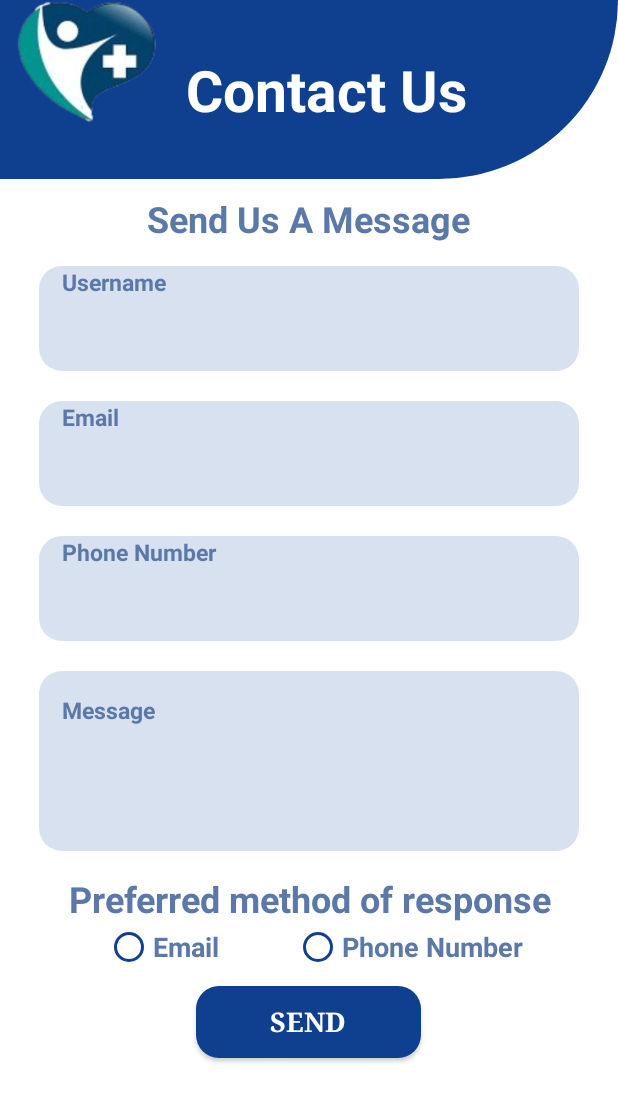
After one commit to amaamoun74/Android-Projects, an Android app: the layout contact_us.xml on its own in the app's theme, with its tools: preview values and no code run, on a phone screen of 412 x 824 dp. The commit adds this screen. Shown: the top 1102 px of the screen. Run offline under Robolectric (Android 15) with nearby library versions, the phone set to English and light mode, and no system bars.

Commit message:
6th commit by menna

```diff
--- a/app/src/main/AndroidManifest.xml
+++ b/app/src/main/AndroidManifest.xml
@@ -10,7 +10,7 @@
         android:theme="@style/Theme.AppCompat.NoActionBar">
 
         <activity
-            android:name=".userProfile"
+            android:name="UI.userProfile"
             android:exported="false" />
         <activity
             android:name="UI.user_Info"
--- /dev/null
+++ b/app/src/main/java/UI/ContactUs.java
@@ -0,0 +1,4 @@
+package UI;
+
+public class ContactUs {
+}
--- a/app/src/main/java/com/example/healthapp/userProfile.java
+++ b/app/src/main/java/UI/userProfile.java
@@ -1,8 +1,10 @@
-package com.example.healthapp;
+package UI;
 
 import androidx.appcompat.app.AppCompatActivity;
 
 import android.os.Bundle;
+
+import com.example.healthapp.R;
 
 public class userProfile extends AppCompatActivity {
 
--- /dev/null
+++ b/app/src/main/res/drawable/ic_baseline_send_24.xml
@@ -0,0 +1,6 @@
+<vector android:alpha="0.5" android:autoMirrored="true"
+    android:height="24dp" android:tint="#0F4090"
+    android:viewportHeight="24" android:viewportWidth="24"
+    android:width="24dp" xmlns:android="http://schemas.android.com/apk/res/android">
+    <path android:fillColor="@android:color/white" android:pathData="M2.01,21L23,12 2.01,3 2,10l15,2 -15,2z"/>
+</vector>
--- /dev/null
+++ b/app/src/main/res/layout/contact_us.xml
@@ -0,0 +1,157 @@
+<?xml version="1.0" encoding="utf-8"?>
+<LinearLayout xmlns:android="http://schemas.android.com/apk/res/android"
+    xmlns:tools="http://schemas.android.com/tools"
+    android:layout_width="match_parent"
+    android:layout_height="match_parent"
+    tools:context="UI.StartingApp"
+    android:background="#FFFFFF"
+    android:orientation="vertical">
+    <LinearLayout
+        android:layout_width="match_parent"
+        android:layout_height="wrap_content"
+        android:background="@drawable/shape"
+        android:orientation="horizontal">
+        <ImageView
+            android:layout_width="wrap_content"
+            android:layout_height="81dp"
+            android:layout_gravity=""
+            android:layout_marginTop="18dp"
+            android:layout_marginBottom="20dp"
+            android:contentDescription="TODO"
+            android:src="@drawable/logo1"
+            tools:ignore="ContentDescription,HardcodedText">
+        </ImageView>
+        <TextView
+            android:layout_width="wrap_content"
+            android:layout_height="wrap_content"
+            android:text="Contact Us"
+            android:textColor="#fff"
+            android:textSize="38sp"
+            android:textStyle="bold"
+            android:layout_gravity="center"
+            android:layout_marginTop="10dp"
+            android:layout_marginBottom="10dp"
+            android:layout_marginStart="10dp"
+            android:layout_marginEnd="10dp"
+            />
+    </LinearLayout>
+    <TextView
+        android:layout_width="wrap_content"
+        android:layout_height="wrap_content"
+        android:text="Send Us A Message"
+        android:textColor="#5A78A8"
+        android:textSize="24sp"
+        android:textStyle="bold"
+        android:layout_gravity="center"
+        android:layout_marginTop="10dp"
+        />
+
+    <LinearLayout
+        android:layout_width="match_parent"
+        android:layout_height="wrap_content"
+        android:layout_gravity="center"
+        android:orientation="vertical"
+        android:padding="5dp">
+
+        <TextView
+            android:layout_width="360dp"
+            android:layout_height="70dp"
+            android:layout_gravity="center_horizontal"
+            android:layout_margin="10dp"
+            android:background="@drawable/graybox"
+            android:gravity=""
+            android:paddingLeft="15dp"
+            android:text="Username"
+            android:textColor="#5A78A8"
+            android:textSize="15sp"
+            android:textStyle="bold"/>
+
+        <TextView
+            android:layout_width="360dp"
+            android:layout_height="70dp"
+            android:layout_gravity="center_horizontal"
+            android:layout_margin="10dp"
+            android:background="@drawable/graybox"
+            android:gravity=""
+            android:paddingLeft="15dp"
+            android:text="Email"
+            android:textColor="#5A78A8"
+            android:textSize="15sp"
+            android:textStyle="bold"/>
+
+        <TextView
+            android:layout_width="360dp"
+            android:layout_height="70dp"
+            android:layout_gravity="center_horizontal"
+            android:layout_margin="10dp"
+            android:background="@drawable/graybox"
+            android:gravity=""
+            android:paddingLeft="15dp"
+            android:text="Phone Number"
+            android:textColor="#5A78A8"
+            android:textSize="15sp"
+            android:textStyle="bold"/>
+
+        <TextView
+            android:layout_width="360dp"
+            android:layout_height="120dp"
+            android:layout_gravity="center_horizontal"
+            android:layout_margin="10dp"
+            android:background="@drawable/graybox"
+            android:gravity="top"
+            android:paddingLeft="15dp"
+            android:paddingTop="15dp"
+            android:text="Message"
+            android:textColor="#5A78A8"
+            android:textSize="15sp"
+            android:textStyle="bold" />
+    </LinearLayout>
+        <TextView
+            android:layout_width="match_parent"
+            android:layout_height="wrap_content"
+            android:layout_gravity="center"
+            android:text="Preferred method of response"
+            android:textColor="#5A78A8"
+            android:textSize="24sp"
+            android:textStyle="bold"
+            android:gravity="center"/>
+
+            <RadioGroup
+                android:id="@+id/radioGroup2"
+                android:layout_width="wrap_content"
+                android:layout_height="wrap_content"
+                android:orientation="horizontal">
+                <RadioButton
+                    android:id="@+id/email_radiobutton"
+                    android:layout_width="wrap_content"
+                    android:layout_height="wrap_content"
+                    android:text="Email"
+                    android:textSize="18sp"
+                    android:textColor="#5A78A8"
+                    android:textStyle="bold"
+                    android:layout_marginLeft="70dp"
+                    android:buttonTint="#0F4090"/>
+                <RadioButton
+                    android:id="@+id/phoneNo_radiobutton"
+                    android:layout_width="wrap_content"
+                    android:layout_height="wrap_content"
+                    android:text="Phone Number"
+                    android:textSize="18sp"
+                    android:textColor="#5A78A8"
+                    android:textStyle="bold"
+                    android:layout_marginLeft="50dp"
+                    android:buttonTint="#0F4090"/>
+            </RadioGroup>
+
+    <Button
+        android:id="@+id/sendBtn"
+        android:layout_width="150dp"
+        android:layout_height="wrap_content"
+        android:layout_gravity="center"
+        android:layout_marginTop="10dp"
+        android:background="@drawable/bluebutton"
+        android:fontFamily="serif"
+        android:text="Send"
+        android:textSize="18sp"
+        android:textStyle="bold" />
+</LinearLayout>
```
